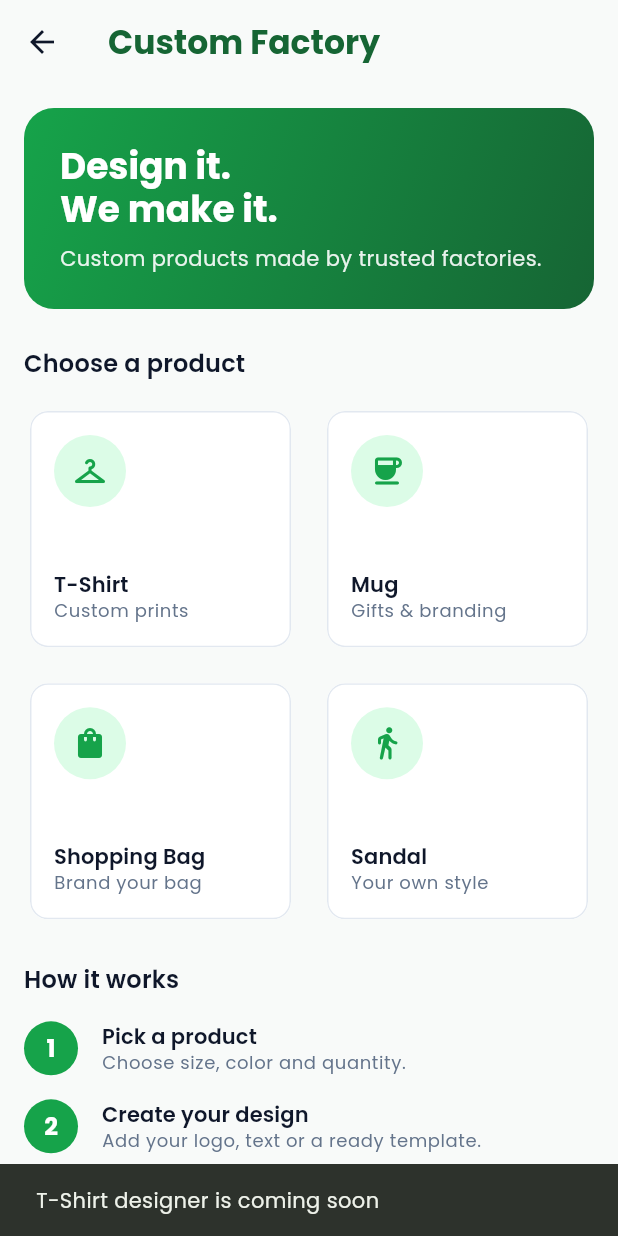
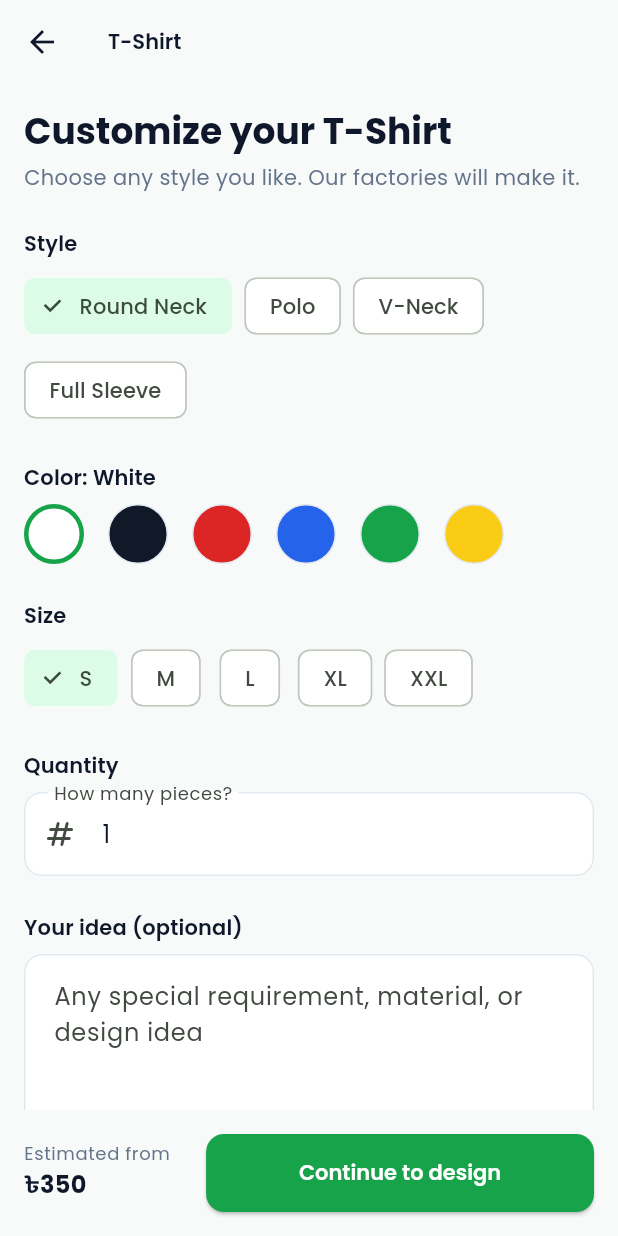
Before and after one commit to earn-zone349/custom-factory-app, a Flutter app: the HomeScreen screen opened directly, after a tap on "T-Shirt", on a phone screen of 412 x 824 dp. Run offline on Flutter 3.47's test engine with Material 3 defaults, Android fonts, the phone set to English and light mode, and no system bars; our stand-ins replace google_fonts.

Commit message:
Add category-based product customization screen

```diff
--- /dev/null
+++ b/lib/core/utils/formatters.dart
@@ -0,0 +1,7 @@
+/// Shared text formatting helpers.
+class Formatters {
+  const Formatters._();
+
+  /// Formats an amount in Bangladeshi Taka, e.g. ৳350.
+  static String price(double amount) => '৳${amount.toStringAsFixed(0)}';
+}
--- /dev/null
+++ b/lib/features/customize/customize_product_screen.dart
@@ -0,0 +1,252 @@
+import 'package:flutter/material.dart';
+
+import '../../core/constants/app_colors.dart';
+import '../../core/constants/app_spacing.dart';
+import '../../core/utils/formatters.dart';
+import 'models/category_config.dart';
+
+/// Lets the customer choose style, color, size and quantity for any product
+/// in a category, and describe their own idea.
+class CustomizeProductScreen extends StatefulWidget {
+  const CustomizeProductScreen({super.key, required this.config});
+
+  final CategoryConfig config;
+
+  @override
+  State<CustomizeProductScreen> createState() => _CustomizeProductScreenState();
+}
+
+class _CustomizeProductScreenState extends State<CustomizeProductScreen> {
+  static const int _maxQuantity = 1000000;
+
+  final GlobalKey<FormState> _formKey = GlobalKey<FormState>();
+  final TextEditingController _quantityController =
+      TextEditingController(text: '1');
+  final TextEditingController _notesController = TextEditingController();
+
+  String? _style;
+  String? _size;
+  int _colorIndex = 0;
+
+  @override
+  void initState() {
+    super.initState();
+    final CategoryConfig config = widget.config;
+    _style = config.styles.isNotEmpty ? config.styles.first : null;
+    _size = config.sizes.isNotEmpty ? config.sizes.first : null;
+  }
+
+  @override
+  void dispose() {
+    _quantityController.dispose();
+    _notesController.dispose();
+    super.dispose();
+  }
+
+  int get _quantity => int.tryParse(_quantityController.text.trim()) ?? 0;
+
+  String? _validateQuantity(String? value) {
+    final int? parsed = int.tryParse((value ?? '').trim());
+    if (parsed == null || parsed < 1) return 'Enter a quantity of 1 or more';
+    if (parsed > _maxQuantity) return 'Quantity is too large';
+    return null;
+  }
+
+  String? _validateNotes(String? value) {
+    if (widget.config.isCustom && (value == null || value.trim().isEmpty)) {
+      return 'Please describe the product you want';
+    }
+    return null;
+  }
+
+  /// Placeholder until the design editor is built (next phase).
+  void _onContinue() {
+    if (!(_formKey.currentState?.validate() ?? false)) return;
+    ScaffoldMessenger.of(context)
+      ..hideCurrentSnackBar()
+      ..showSnackBar(
+        const SnackBar(content: Text('Design editor is coming soon')),
+      );
+  }
+
+  @override
+  Widget build(BuildContext context) {
+    final TextTheme textTheme = Theme.of(context).textTheme;
+    final CategoryConfig config = widget.config;
+    final bool hasEstimate = config.startingPrice > 0 && _quantity > 0;
+
+    return Scaffold(
+      appBar: AppBar(title: Text(config.name)),
+      body: SingleChildScrollView(
+        padding: const EdgeInsets.all(AppSpacing.md),
+        child: Form(
+          key: _formKey,
+          child: Column(
+            crossAxisAlignment: CrossAxisAlignment.start,
+            children: <Widget>[
+              Text(
+                'Customize your ${config.name}',
+                style: textTheme.headlineSmall?.copyWith(
+                  fontWeight: FontWeight.w700,
+                ),
+              ),
+              const SizedBox(height: AppSpacing.xs),
+              Text(
+                'Choose any style you like. Our factories will make it.',
+                style: textTheme.bodyMedium?.copyWith(
+                  color: AppColors.textMuted,
+                ),
+              ),
+              if (config.styles.isNotEmpty) ...<Widget>[
+                const SizedBox(height: AppSpacing.lg),
+                const _SectionTitle('Style'),
+                const SizedBox(height: AppSpacing.sm),
+                Wrap(
+                  spacing: AppSpacing.sm,
+                  runSpacing: AppSpacing.sm,
+                  children: config.styles.map((String style) {
+                    return ChoiceChip(
+                      label: Text(style),
+                      selected: style == _style,
+                      selectedColor: AppColors.primaryLight,
+                      onSelected: (_) => setState(() => _style = style),
+                    );
+                  }).toList(),
+                ),
+              ],
+              const SizedBox(height: AppSpacing.lg),
+              _SectionTitle(
+                'Color: ${CategoryConfig.colors[_colorIndex].name}',
+              ),
+              const SizedBox(height: AppSpacing.sm),
+              Wrap(
+                spacing: AppSpacing.md,
+                runSpacing: AppSpacing.md,
+                children: List<Widget>.generate(
+                  CategoryConfig.colors.length,
+                  (int i) {
+                    final bool selected = i == _colorIndex;
+                    return GestureDetector(
+                      onTap: () => setState(() => _colorIndex = i),
+                      child: Container(
+                        width: 40,
+                        height: 40,
+                        decoration: BoxDecoration(
+                          color: CategoryConfig.colors[i].value,
+                          shape: BoxShape.circle,
+                          border: Border.all(
+                            color:
+                                selected ? AppColors.primary : AppColors.border,
+                            width: selected ? 3 : 1,
+                          ),
+                        ),
+                      ),
+                    );
+                  },
+                ),
+              ),
+              if (config.sizes.isNotEmpty) ...<Widget>[
+                const SizedBox(height: AppSpacing.lg),
+                const _SectionTitle('Size'),
+                const SizedBox(height: AppSpacing.sm),
+                Wrap(
+                  spacing: AppSpacing.sm,
+                  runSpacing: AppSpacing.sm,
+                  children: config.sizes.map((String size) {
+                    return ChoiceChip(
+                      label: Text(size),
+                      selected: size == _size,
+                      selectedColor: AppColors.primaryLight,
+                      onSelected: (_) => setState(() => _size = size),
+                    );
+                  }).toList(),
+                ),
+              ],
+              const SizedBox(height: AppSpacing.lg),
+              const _SectionTitle('Quantity'),
+              const SizedBox(height: AppSpacing.sm),
+              TextFormField(
+                controller: _quantityController,
+                keyboardType: TextInputType.number,
+                onChanged: (_) => setState(() {}),
+                validator: _validateQuantity,
+                decoration: const InputDecoration(
+                  labelText: 'How many pieces?',
+                  prefixIcon: Icon(Icons.numbers_rounded),
+                ),
+              ),
+              const SizedBox(height: AppSpacing.lg),
+              _SectionTitle(
+                config.isCustom ? 'Describe your product' : 'Your idea (optional)',
+              ),
+              const SizedBox(height: AppSpacing.sm),
+              TextFormField(
+                controller: _notesController,
+                maxLines: 4,
+                validator: _validateNotes,
+                decoration: InputDecoration(
+                  hintText: config.isCustom
+                      ? 'Tell us what you want to make'
+                      : 'Any special requirement, material, or design idea',
+                ),
+              ),
+            ],
+          ),
+        ),
+      ),
+      bottomNavigationBar: SafeArea(
+        child: Padding(
+          padding: const EdgeInsets.all(AppSpacing.md),
+          child: Row(
+            children: <Widget>[
+              Column(
+                mainAxisSize: MainAxisSize.min,
+                crossAxisAlignment: CrossAxisAlignment.start,
+                children: <Widget>[
+                  Text(
+                    hasEstimate ? 'Estimated from' : 'Price',
+                    style: textTheme.bodySmall?.copyWith(
+                      color: AppColors.textMuted,
+                    ),
+                  ),
+                  Text(
+                    hasEstimate
+                        ? Formatters.price(config.startingPrice * _quantity)
+                        : 'Quote after review',
+                    style: textTheme.titleMedium?.copyWith(
+                      fontWeight: FontWeight.w700,
+                    ),
+                  ),
+                ],
+              ),
+              const SizedBox(width: AppSpacing.lg),
+              Expanded(
+                child: ElevatedButton(
+                  onPressed: _onContinue,
+                  child: const Text('Continue to design'),
+                ),
+              ),
+            ],
+          ),
+        ),
+      ),
+    );
+  }
+}
+
+/// Small bold heading used above each selector.
+class _SectionTitle extends StatelessWidget {
+  const _SectionTitle(this.text);
+
+  final String text;
+
+  @override
+  Widget build(BuildContext context) {
+    return Text(
+      text,
+      style: Theme.of(context).textTheme.titleSmall?.copyWith(
+            fontWeight: FontWeight.w600,
+          ),
+    );
+  }
+}
--- /dev/null
+++ b/lib/features/customize/models/category_config.dart
@@ -0,0 +1,111 @@
+import 'package:flutter/material.dart';
+
+/// A selectable color option.
+@immutable
+class ColorOption {
+  const ColorOption({required this.name, required this.value});
+
+  final String name;
+  final Color value;
+}
+
+/// Customization options available for one product category.
+/// Styles, sizes and prices are samples; they will come from the database.
+@immutable
+class CategoryConfig {
+  const CategoryConfig({
+    required this.name,
+    required this.styles,
+    required this.sizes,
+    required this.startingPrice,
+  });
+
+  final String name;
+
+  /// Suggested styles. Empty means the customer describes the product.
+  final List<String> styles;
+  final List<String> sizes;
+
+  /// Sample starting price per piece in BDT (0 means quote after review).
+  final double startingPrice;
+
+  bool get isCustom => styles.isEmpty;
+
+  static const List<ColorOption> colors = <ColorOption>[
+    ColorOption(name: 'White', value: Color(0xFFFFFFFF)),
+    ColorOption(name: 'Black', value: Color(0xFF111827)),
+    ColorOption(name: 'Red', value: Color(0xFFDC2626)),
+    ColorOption(name: 'Blue', value: Color(0xFF2563EB)),
+    ColorOption(name: 'Green', value: Color(0xFF16A34A)),
+    ColorOption(name: 'Yellow', value: Color(0xFFFACC15)),
+  ];
+
+  static const List<String> _apparelSizes = <String>[
+    'S', 'M', 'L', 'XL', 'XXL',
+  ];
+
+  static const List<CategoryConfig> all = <CategoryConfig>[
+    CategoryConfig(
+      name: 'T-Shirt',
+      styles: <String>['Round Neck', 'Polo', 'V-Neck', 'Full Sleeve'],
+      sizes: _apparelSizes,
+      startingPrice: 350,
+    ),
+    CategoryConfig(
+      name: 'Jersey',
+      styles: <String>['Football', 'Cricket', 'Sports', 'Esports'],
+      sizes: _apparelSizes,
+      startingPrice: 600,
+    ),
+    CategoryConfig(
+      name: 'Hoodie',
+      styles: <String>['Pullover', 'Zipper'],
+      sizes: _apparelSizes,
+      startingPrice: 900,
+    ),
+    CategoryConfig(
+      name: 'Cap',
+      styles: <String>['Baseball', 'Snapback', 'Bucket'],
+      sizes: <String>['Free size'],
+      startingPrice: 250,
+    ),
+    CategoryConfig(
+      name: 'Mug',
+      styles: <String>['Ceramic', 'Travel', 'Magic'],
+      sizes: <String>['11 oz', '15 oz'],
+      startingPrice: 250,
+    ),
+    CategoryConfig(
+      name: 'Shopping Bag',
+      styles: <String>['Paper', 'Cloth Tote', 'Non-woven'],
+      sizes: <String>['Small', 'Medium', 'Large'],
+      startingPrice: 40,
+    ),
+    CategoryConfig(
+      name: 'Sandal',
+      styles: <String>['Slide', 'Flip-flop', 'Slipper'],
+      sizes: <String>['6', '7', '8', '9', '10', '11'],
+      startingPrice: 300,
+    ),
+    CategoryConfig(
+      name: 'Packaging Box',
+      styles: <String>['Corrugated', 'Gift Box', 'Food Box'],
+      sizes: <String>['Small', 'Medium', 'Large'],
+      startingPrice: 60,
+    ),
+    CategoryConfig(
+      name: 'Other',
+      styles: <String>[],
+      sizes: <String>[],
+      startingPrice: 0,
+    ),
+  ];
+
+  /// Returns the config for a category name, or null if none exists.
+  static CategoryConfig? byName(String name) {
+    for (final CategoryConfig config in all) {
+      if (config.name == name) return config;
+    }
+    return null;
+  }
+}
--- a/lib/features/home/home_screen.dart
+++ b/lib/features/home/home_screen.dart
@@ -3,19 +3,23 @@ import 'package:flutter/material.dart';
 import '../../core/constants/app_colors.dart';
 import '../../core/constants/app_config.dart';
 import '../../core/constants/app_spacing.dart';
+import '../customize/customize_product_screen.dart';
+import '../customize/models/category_config.dart';
 import 'models/product_category.dart';
 
 /// Main landing screen: promo banner, product categories, how it works.
 class HomeScreen extends StatelessWidget {
   const HomeScreen({super.key});
 
-  /// Placeholder action until the design editor is built (next phases).
+  /// Opens the customization screen for the tapped category.
   void _onCategoryTap(BuildContext context, ProductCategory category) {
-    ScaffoldMessenger.of(context)
-      ..hideCurrentSnackBar()
-      ..showSnackBar(
-        SnackBar(content: Text('${category.name} designer is coming soon')),
-      );
+    final CategoryConfig? config = CategoryConfig.byName(category.name);
+    if (config == null) return;
+    Navigator.of(context).push(
+      MaterialPageRoute<void>(
+        builder: (_) => CustomizeProductScreen(config: config),
+      ),
+    );
   }
 
   @override
--- a/lib/features/home/models/product_category.dart
+++ b/lib/features/home/models/product_category.dart
@@ -13,12 +13,27 @@ class ProductCategory {
   final String subtitle;
   final IconData icon;
 
-  /// Initial product lineup. Will later be loaded from the database.
+  /// Initial category lineup. Will later be loaded from the database.
   static const List<ProductCategory> defaults = <ProductCategory>[
     ProductCategory(
       name: 'T-Shirt',
       subtitle: 'Custom prints',
       icon: Icons.checkroom_rounded,
+    ),
+    ProductCategory(
+      name: 'Jersey',
+      subtitle: 'Team & sports',
+      icon: Icons.sports_soccer_rounded,
+    ),
+    ProductCategory(
+      name: 'Hoodie',
+      subtitle: 'Warm & stylish',
+      icon: Icons.dry_cleaning_rounded,
+    ),
+    ProductCategory(
+      name: 'Cap',
+      subtitle: 'Brand your cap',
+      icon: Icons.sports_baseball_rounded,
     ),
     ProductCategory(
       name: 'Mug',
@@ -35,5 +50,15 @@ class ProductCategory {
       subtitle: 'Your own style',
       icon: Icons.directions_walk_rounded,
     ),
+    ProductCategory(
+      name: 'Packaging Box',
+      subtitle: 'Boxes & packs',
+      icon: Icons.inventory_2_rounded,
+    ),
+    ProductCategory(
+      name: 'Other',
+      subtitle: 'Anything you imagine',
+      icon: Icons.auto_awesome_rounded,
+    ),
   ];
 }
```
Also changed, not shown: 1 other file.
